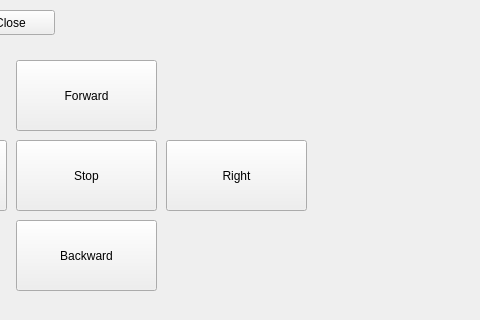
The window that mainwindow.ui (KDK2/utest) describes before a commit, drawn with Qt 5; both pictures show x 144 to 624 and y 0 to 320 of the 1293 by 761 pixel window.
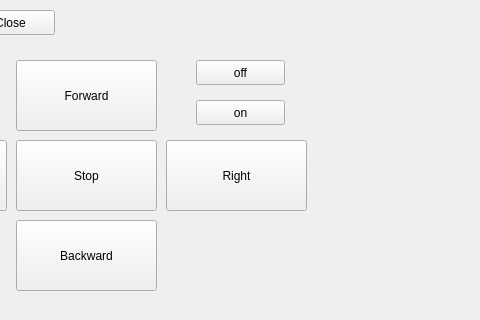
The same window after the commit. Custom widgets are drawn as their Qt base class.

Diff of the .ui file:
```diff
--- a/mainwindow.ui
+++ b/mainwindow.ui
@@ -148,6 +148,32 @@
      <string>Go</string>
     </property>
    </widget>
+   <widget class="QPushButton" name="pushButton">
+    <property name="geometry">
+     <rect>
+      <x>340</x>
+      <y>60</y>
+      <width>89</width>
+      <height>25</height>
+     </rect>
+    </property>
+    <property name="text">
+     <string>off</string>
+    </property>
+   </widget>
+   <widget class="QPushButton" name="pushButton_2">
+    <property name="geometry">
+     <rect>
+      <x>340</x>
+      <y>100</y>
+      <width>89</width>
+      <height>25</height>
+     </rect>
+    </property>
+    <property name="text">
+     <string>on</string>
+    </property>
+   </widget>
    <zorder>cmd</zorder>
    <zorder>btninit</zorder>
    <zorder>btnclose</zorder>
```
Left out of the diff: 2 changed lines with no effect on the pictures.
